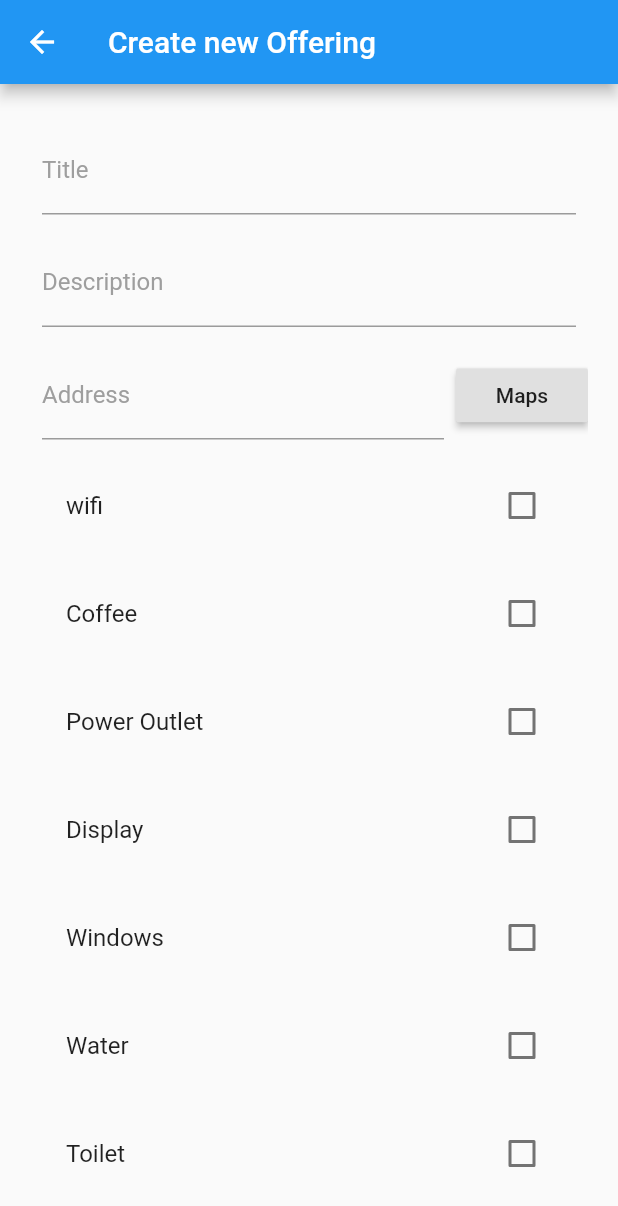
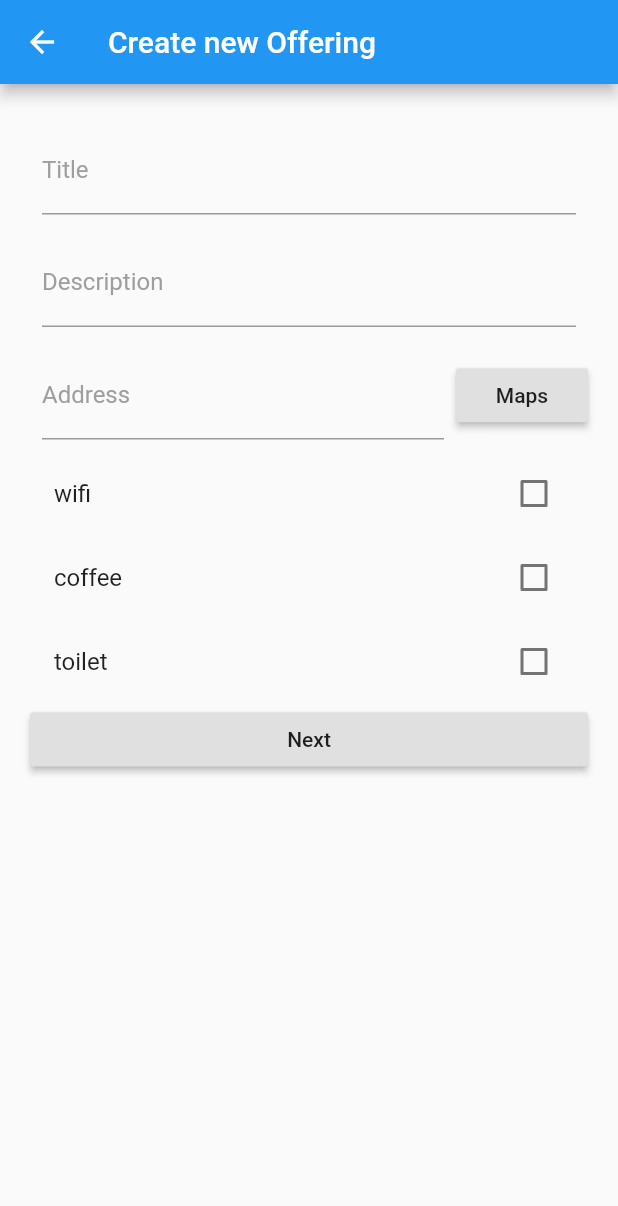
Before and after one commit to OfficeNextDoor/OfficeNextDoor, a Flutter app: the OfferView screen opened by its route, on a phone screen of 412 x 824 dp. Shown: the top 1206 px of the screen. Run offline on Flutter 3.47's test engine with Material 2 defaults, Android fonts, the phone set to English and light mode, and no system bars; our stand-ins replace carousel_slider, cloud_firestore, firebase_auth, google_maps_flutter; missing offline and left inert: place_picker; accounts and stored records are empty.

Commit message:
Fix checkbox behaviour in workplace creation

```diff
--- a/lib/offer_workplace.dart
+++ b/lib/offer_workplace.dart
@@ -17,43 +17,43 @@ class OfferCreationForm extends StatefulWidget {
   State<StatefulWidget> createState() => OfferCreationFormState();
 }
 
+class CheckboxData {
+  CheckboxData(this.title, this.value);
+
+  String title;
+  bool value;
+}
+
 class OfferCreationFormState extends State<OfferCreationForm> {
+  LatLng latLng;
+  WorkplaceDTO workplaceDTO;
+  List<String> features;
 
-  LatLng latLng;
-  WorkplaceDTO workplaceRecord;
+  final _formKey = GlobalKey<FormState>();
 
-  OfferCreationFormState(){
-    this.workplaceRecord = WorkplaceDTO();
+  Map<String, CheckboxData> values = {
+    'wifi': CheckboxData("WiFi", false),
+    'coffee': CheckboxData("Coffee", false),
+    'toilet': CheckboxData("Toilet", false),
+  };
+
+  OfferCreationFormState() {
+    this.workplaceDTO = WorkplaceDTO();
   }
 
   void showPlacePicker() async {
     LocationResult result = await Navigator.of(context).push(MaterialPageRoute(
-        builder: (context) =>
-            PlacePicker(
+        builder: (context) => PlacePicker(
               "-------",
               //TODO get this from google-services.json
               displayLocation: LatLng(47.36667, 8.54),
             )));
 
     // Handle the result in your way
-    workplaceRecord.address = result.formattedAddress;
-    workplaceRecord.geopoint = GeoPoint(result.latLng.latitude, result.latLng.longitude);
+    workplaceDTO.address = result.formattedAddress;
+    workplaceDTO.geopoint =
+        GeoPoint(result.latLng.latitude, result.latLng.longitude);
   }
-
-  void toggle(List<String> features, String value, bool checked) {
-    if (checked) {
-      features.add(value);
-    } else
-      features.remove(value);
-    //
-//    if(features.contains(value)) {
-//      features.remove(value);
-//    } else {
-//      features.add(value);
-//    }
-  }
-
-  final _formKey = GlobalKey<FormState>();
 
   @override
   Widget build(BuildContext context) {
@@ -62,24 +62,31 @@ class OfferCreationFormState extends State<OfferCreationForm> {
         child: Padding(
             padding: EdgeInsets.all(20),
             child: ListView(children: <Widget>[
-              CustomTextField('Title', (value) => workplaceRecord.title = value),
-              CustomTextField('Description', (value) => workplaceRecord.description = value),
+              CustomTextField(
+                  'Title', (value) => workplaceDTO.title = value),
+              CustomTextField('Description',
+                  (value) => workplaceDTO.description = value),
               Row(
                 children: <Widget>[
-                  Expanded(child: CustomTextField(
-                      'Address', (value) => workplaceRecord.address = value)),
+                  Expanded(
+                      child: CustomTextField('Address',
+                          (value) => workplaceDTO.address = value)),
                   RaisedButton(onPressed: showPlacePicker, child: Text('Maps')),
                 ],
               ),
-
-              CustomCheckboxListTile("wifi", (checked) => toggle(workplaceRecord.features, "wifi", checked)),
-              CustomCheckboxListTile("Coffee", (checked) => toggle(workplaceRecord.features, "coffee", checked)),
-              CustomCheckboxListTile("Power Outlet", (checked) => toggle(workplaceRecord.features, "power_outlet", checked)),
-              CustomCheckboxListTile("Display", (checked) => toggle(workplaceRecord.features, "display", checked)),
-              CustomCheckboxListTile("Windows", (checked) => toggle(workplaceRecord.features, "windows", checked)),
-              CustomCheckboxListTile("Water", (checked) => toggle(workplaceRecord.features, "water", checked)),
-              CustomCheckboxListTile("Toilet", (checked) => toggle(workplaceRecord.features, "toilet", checked)),
-
+              Column(
+                children: values.keys.map((String key) {
+                  return new CheckboxListTile(
+                    title: Text(key),
+                    value: values[key].value,
+                    onChanged: (bool value) {
+                      setState(() {
+                        values[key].value = value;
+                      });
+                    },
+                  );
+                }).toList(),
+              ),
               RaisedButton(
                 onPressed: () {
                   if (_formKey.currentState.validate()) {
@@ -87,29 +94,12 @@ class OfferCreationFormState extends State<OfferCreationForm> {
                         SnackBar(content: Text('Processing Data')));
                   }
                   _formKey.currentState.save();
+                  workplaceDTO.features = _valueMapToFeatureList(values);
+
                 },
                 child: Text('Next'),
               ),
             ])));
-  }
-}
-
-class CustomCheckboxListTile extends StatelessWidget {
-  CustomCheckboxListTile(this.labelText, this.onChanged);
-
-  final String labelText;
-  final Function onChanged;
-
-  @override
-  Widget build(BuildContext context) {
-    return Padding(
-      padding: EdgeInsets.all(8),
-      child: CheckboxListTile(
-        value: false,
-        title: Text(labelText),
-        onChanged: onChanged,
-      ),
-    );
   }
 }
 
@@ -142,8 +132,11 @@ class CustomTextField extends StatelessWidget {
   }
 }
 
+List<String> _valueMapToFeatureList(Map<String, CheckboxData> values) {
+  return values.entries.where((e) => e.value.value).map((e) => e.key).toList();
+}
+
 class WorkplaceDTO {
-
   WorkplaceDTO() {
     this.bookings = [];
     this.images = [];
```
